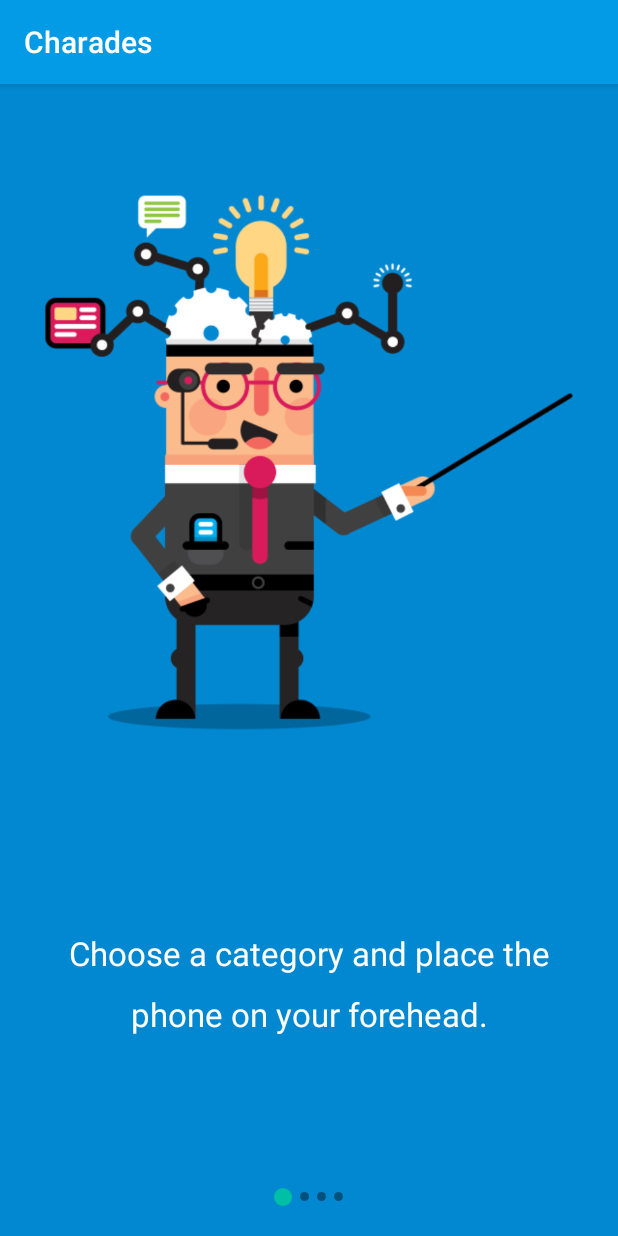
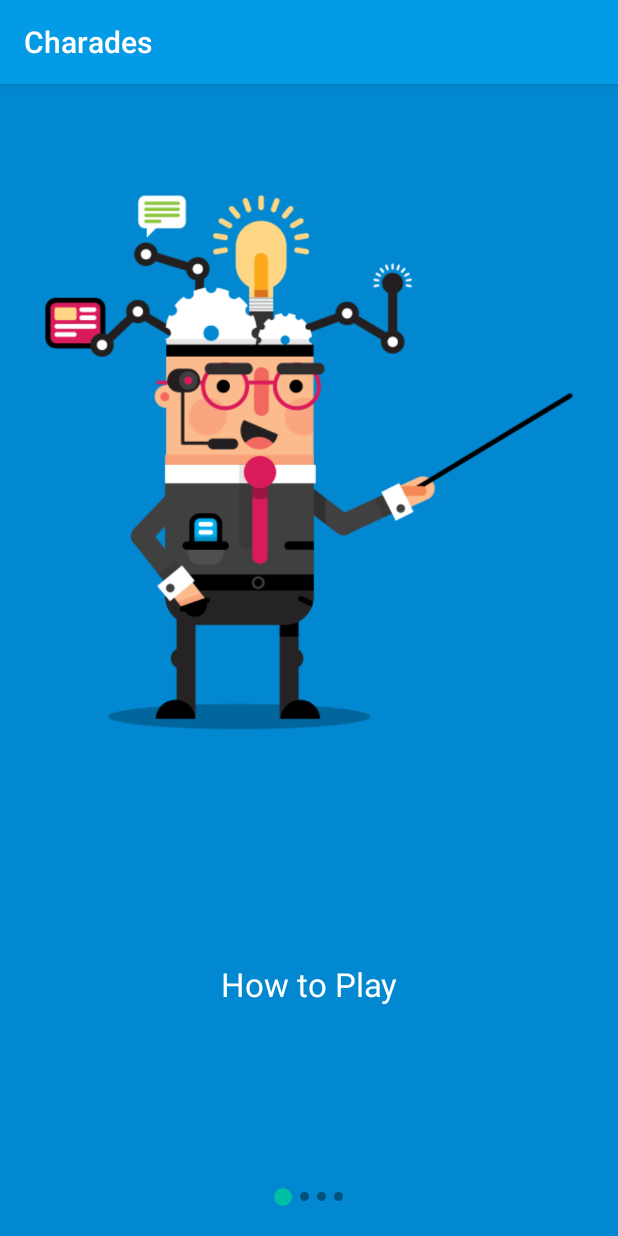
Before and after one commit to RKikuchi/charades, an Android app: the HowToPlaySlideFragment screen opened directly, with no data from a screen before it, on a phone screen of 412 x 824 dp. Run offline under Robolectric (Android 15) with nearby library versions, the phone set to English and light mode, and no system bars.

Commit message:
Change How to play slides content

```diff
--- a/app/src/main/java/com/pongo/charades/activities/HowToPlaySlideFragment.java
+++ b/app/src/main/java/com/pongo/charades/activities/HowToPlaySlideFragment.java
@@ -1,51 +1,30 @@
 package com.pongo.charades.activities;
 
-import android.content.Context;
-import android.net.Uri;
 import android.os.Bundle;
+import android.support.annotation.Nullable;
 import android.support.v4.app.Fragment;
+import android.support.v4.content.ContextCompat;
 import android.view.LayoutInflater;
 import android.view.View;
 import android.view.ViewGroup;
+import android.widget.ImageView;
+import android.widget.TextView;
 
 import com.pongo.charades.R;
 
-/**
- * A simple {@link Fragment} subclass.
- * Activities that contain this fragment must implement the
- * {@link HowToPlaySlideFragment.OnFragmentInteractionListener} interface
- * to handle interaction events.
- * Use the {@link HowToPlaySlideFragment#newInstance} factory method to
- * create an instance of this fragment.
- */
 public class HowToPlaySlideFragment extends Fragment {
-    // TODO: Rename parameter arguments, choose names that match
-    // the fragment initialization parameters, e.g. ARG_ITEM_NUMBER
-    private static final String ARG_PARAM1 = "param1";
-    private static final String ARG_PARAM2 = "param2";
+    private static final String ARG_SLIDE_NUMBER = "SLIDE_NUMBER";
 
-    // TODO: Rename and change types of parameters
-    private String mParam1;
-    private String mParam2;
+    private int mSlideNumber;
+    private ImageView mImage;
+    private TextView mText;
 
-    public HowToPlaySlideFragment() {
-        // Required empty public constructor
-    }
+    public HowToPlaySlideFragment() {}
 
-    /**
-     * Use this factory method to create a new instance of
-     * this fragment using the provided parameters.
-     *
-     * @param param1 Parameter 1.
-     * @param param2 Parameter 2.
-     * @return A new instance of fragment HowToPlaySlideFragment.
-     */
-    // TODO: Rename and change types and number of parameters
-    public static HowToPlaySlideFragment newInstance(String param1, String param2) {
+    public static HowToPlaySlideFragment newInstance(int number) {
         HowToPlaySlideFragment fragment = new HowToPlaySlideFragment();
         Bundle args = new Bundle();
-        args.putString(ARG_PARAM1, param1);
-        args.putString(ARG_PARAM2, param2);
+        args.putInt(ARG_SLIDE_NUMBER, number);
         fragment.setArguments(args);
         return fragment;
     }
@@ -54,8 +33,7 @@ public class HowToPlaySlideFragment extends Fragment {
     public void onCreate(Bundle savedInstanceState) {
         super.onCreate(savedInstanceState);
         if (getArguments() != null) {
-            mParam1 = getArguments().getString(ARG_PARAM1);
-            mParam2 = getArguments().getString(ARG_PARAM2);
+            mSlideNumber = getArguments().getInt(ARG_SLIDE_NUMBER);
         }
     }
 
@@ -64,4 +42,44 @@ public class HowToPlaySlideFragment extends Fragment {
                              Bundle savedInstanceState) {
         return inflater.inflate(R.layout.fragment_how_to_play_slide, container, false);
     }
+
+    @Override
+    public void onViewCreated(View view, @Nullable Bundle savedInstanceState) {
+        setViews(view);
+        setSlideContent();
+    }
+
+    private void setViews(View view) {
+        mImage = (ImageView) view.findViewById(R.id.image);
+        mText = (TextView) view.findViewById(R.id.text);
+    }
+
+    private void setSlideContent() {
+        switch (mSlideNumber) {
+            case 0:
+                setImage(R.drawable.placeholder_instruction_image);
+                setText(R.string.how_to_play);
+                break;
+            case 1:
+                setImage(R.drawable.placeholder_instruction_image);
+                setText(R.string.how_to_play_1);
+                break;
+            case 2:
+                setImage(R.drawable.placeholder_instruction_image);
+                setText(R.string.how_to_play_2);
+                break;
+            case 3:
+                setImage(R.drawable.placeholder_instruction_image);
+                setText(R.string.how_to_play_3);
+                break;
+        }
+    }
+
+    private void setImage(int drawableId) {
+        mImage.setImageDrawable(ContextCompat.getDrawable(getContext(), drawableId));
+    }
+
+    private void setText(int stringId) {
+        mText.setText(stringId);
+    }
 }
--- a/app/src/main/java/com/pongo/charades/adapters/HowToPlayPagerAdapter.java
+++ b/app/src/main/java/com/pongo/charades/adapters/HowToPlayPagerAdapter.java
@@ -16,7 +16,7 @@ public class HowToPlayPagerAdapter extends FragmentStatePagerAdapter {
 
     @Override
     public Fragment getItem(int position) {
-        return new HowToPlaySlideFragment();
+        return HowToPlaySlideFragment.newInstance(position);
     }
 
     @Override
--- a/app/src/main/res/layout-land/fragment_how_to_play_slide.xml
+++ b/app/src/main/res/layout-land/fragment_how_to_play_slide.xml
@@ -14,6 +14,7 @@
         android:weightSum="3">
 
         <ImageView
+            android:id="@+id/image"
             android:layout_width="0dp"
             android:layout_height="match_parent"
             android:layout_weight="1"
@@ -22,7 +23,9 @@
             android:src="@drawable/placeholder_instruction_image"
             />
 
-        <TextView style="?android:textAppearanceLarge"
+        <TextView
+            android:id="@+id/text"
+            style="?android:textAppearanceLarge"
             android:layout_width="0dp"
             android:layout_height="match_parent"
             android:layout_weight="2"
--- a/app/src/main/res/layout/fragment_how_to_play_slide.xml
+++ b/app/src/main/res/layout/fragment_how_to_play_slide.xml
@@ -14,6 +14,7 @@
         android:weightSum="3">
 
         <ImageView
+            android:id="@+id/image"
             android:layout_width="match_parent"
             android:layout_height="0dp"
             android:layout_weight="2"
@@ -22,7 +23,9 @@
             android:src="@drawable/placeholder_instruction_image"
             />
 
-        <TextView style="?android:textAppearanceLarge"
+        <TextView
+            android:id="@+id/text"
+            style="?android:textAppearanceLarge"
             android:layout_width="match_parent"
             android:layout_height="0dp"
             android:layout_weight="1"
```
